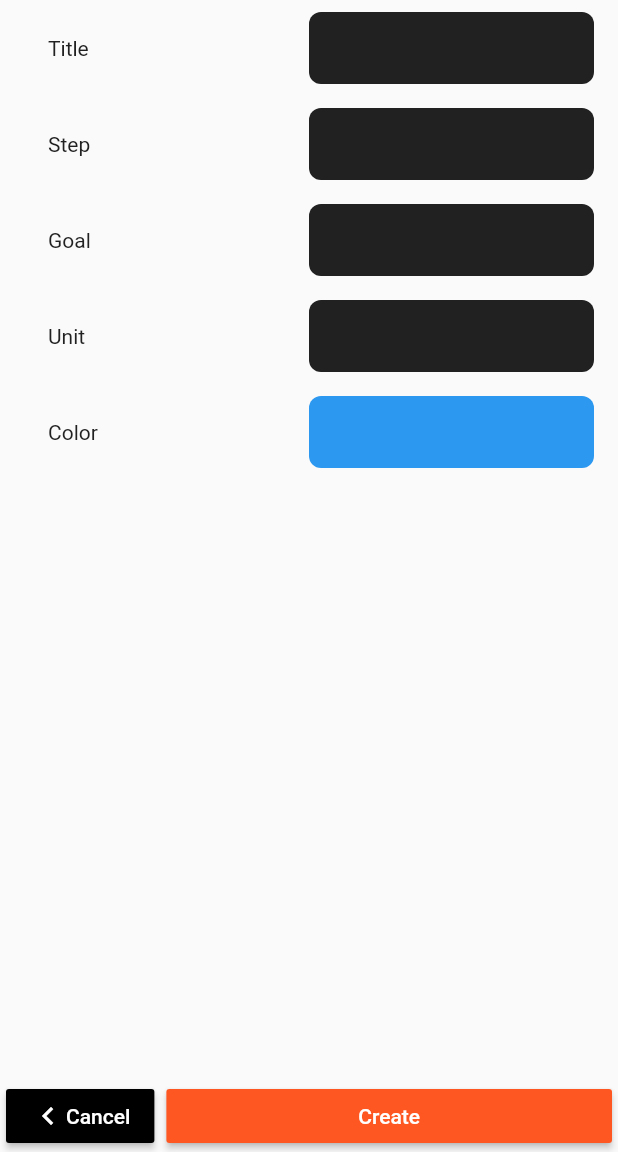
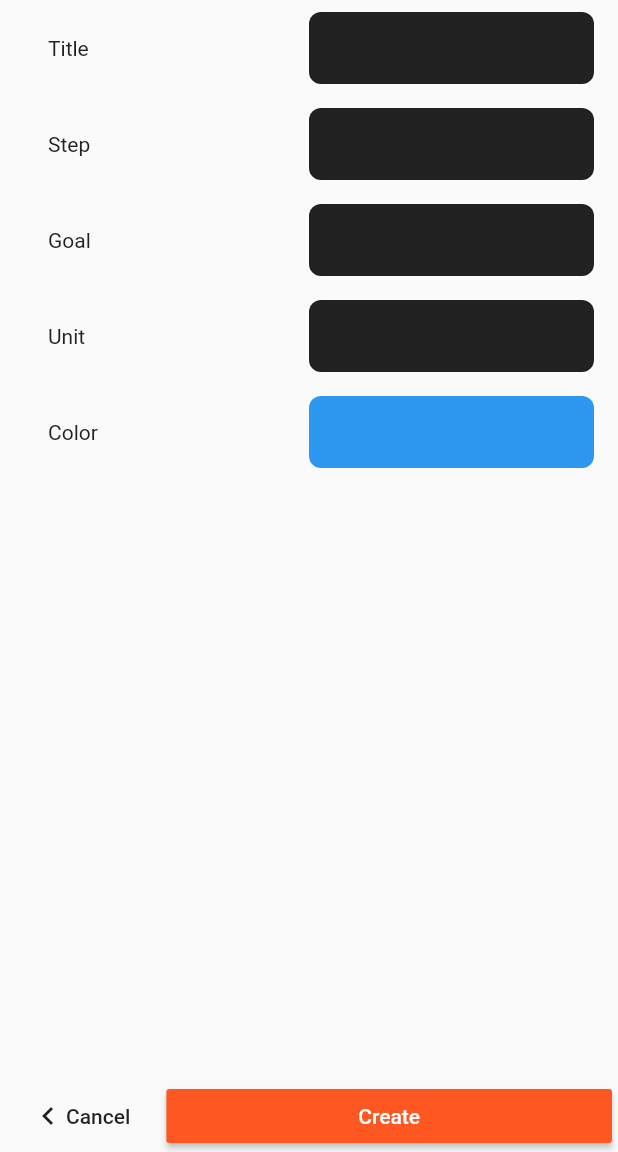
Before and after one commit to tinted-knight/counters, a Flutter app: the screen it shows after launch, after a tap on the "add" icon, on a phone screen of 412 x 824 dp, the part 84-1236 px from its top. Run offline on Flutter 3.47's test engine with Material 2 defaults, Android fonts, the phone set to English and light mode, and no system bars; our stand-ins replace sqflite; accounts and stored records are empty.

Commit message:
indev:  - Main screen > refreshing counters list after swipe to increase  - Create screen > Cancel button style
small refactoring

```diff
--- a/lib/bloc/CounterListBloc.dart
+++ b/lib/bloc/CounterListBloc.dart
@@ -7,6 +7,8 @@ class CounterListBloc extends BaseBlocWithStates<CounterListStates> {
   CounterListBloc(this.storage) {
     _loadCounters();
   }
+
+  void reloadCounters() => _loadCounters();
 
   void _loadCounters() async {
     pushState(CounterListStates._loading());
@@ -47,7 +49,7 @@ class CounterListBloc extends BaseBlocWithStates<CounterListStates> {
   void incrementCounter(CounterItem counter) async {
     final updated = await storage.update(counter.stepUp());
     if (updated) {
-//      _loadCounters();
+      _loadCounters();
 //      pushState(CounterListStates._didUpdated(counter));
     }
   }
--- a/lib/main.dart
+++ b/lib/main.dart
@@ -22,9 +22,12 @@ class MyApp extends StatelessWidget {
       theme: themeLight,
       initialRoute: "/",
       routes: {
-        "/": (context) => MyHomePage(
+        "/": (context) => BlocProvider(
+          bloc: CounterListBloc(storage),
+          child: MainScreen(
                 title: 'Counter Prototype',
                 storageProvider: storage,
+              ),
         ),
         "/details": (context) => BlocProvider(
               bloc: CounterUpdateBloc(storage),
@@ -39,8 +42,8 @@ class MyApp extends StatelessWidget {
   }
 }
 
-class MyHomePage extends StatefulWidget {
-  MyHomePage({
+class MainScreen extends StatefulWidget {
+  MainScreen({
     Key key,
     this.title,
     @required this.storageProvider,
@@ -50,12 +53,14 @@ class MyHomePage extends StatefulWidget {
   final SQLiteStorageProvider storageProvider;
 
   @override
-  _MyHomePageState createState() => _MyHomePageState();
+  _MainScreenState createState() => _MainScreenState();
 }
 
-class _MyHomePageState extends State<MyHomePage> {
+class _MainScreenState extends State<MainScreen> {
   @override
   Widget build(BuildContext context) {
+    final bloc = BlocProvider.of<CounterListBloc>(context);
+
     return Scaffold(
       appBar: AppBar(
         title: Text(widget.title),
@@ -66,20 +71,34 @@ class _MyHomePageState extends State<MyHomePage> {
           ),
         ],
       ),
-      body: BlocProvider(
-        bloc: CounterListBloc(widget.storageProvider),
-        child: Counters(
+      body: Counters(
         itemTap: (item) => Navigator.of(context).pushNamed(
           ScreenDetails.route,
           arguments: item,
         ),
       ),
-      ),
-      floatingActionButton: FloatingActionButton(
-        onPressed: () => Navigator.of(context).pushNamed("/create"),
+      floatingActionButton: Builder(
+        builder: (context) => FloatingActionButton(
+          onPressed: () async {
+            final result = await Navigator.of(context).pushNamed("/create");
+            switch (result) {
+              case CreateResult.counter_created:
+                _showMessage(context, result.toString());
+                bloc.reloadCounters();
+                break;
+              case CreateResult.canceled:
+                _showMessage(context, result.toString());
+                break;
+            }
+          },
           tooltip: 'Increment',
           child: Icon(Icons.add),
         ),
+      ),
     );
   }
+
+  _showMessage(BuildContext context, String msg) {
+    Scaffold.of(context).showSnackBar(SnackBar(content: Text(msg)));
   }
+}
--- a/lib/views/create/rows/ButtonRow.dart
+++ b/lib/views/create/rows/ButtonRow.dart
@@ -2,7 +2,9 @@ import 'package:flutter/material.dart';
 
 class ButtonRow extends StatelessWidget {
   const ButtonRow({
-    Key key, this.onCreate, this.onCancel,
+    Key key,
+    this.onCreate,
+    this.onCancel,
   }) : super(key: key);
 
   final Function onCreate;
@@ -14,29 +16,32 @@ class ButtonRow extends StatelessWidget {
       mainAxisAlignment: MainAxisAlignment.spaceBetween,
       crossAxisAlignment: CrossAxisAlignment.end,
       children: <Widget>[
-        Container(
+        _btnCancel(),
+        Expanded(child: _btnSave()),
+      ],
+    );
+  }
+
+  Widget _btnCancel() => Container(
         margin: EdgeInsets.symmetric(vertical: 0.0, horizontal: 4.0),
-          child: MaterialButton(
-            child: Row(children: <Widget>[
+        child: FlatButton(
+          child: Row(
+            children: <Widget>[
               Icon(Icons.chevron_left),
-              Text("Cancel")
-            ],),
+              Text("Cancel"),
+            ],
+          ),
           onPressed: onCancel,
-            color: Colors.black,
-            colorBrightness: Brightness.dark,
+          colorBrightness: Brightness.light,
         ),
-        ),
-        Expanded(
-          child: Container(
+      );
+
+  Widget _btnSave() => Container(
         margin: EdgeInsets.symmetric(vertical: 0.0, horizontal: 4.0),
         child: RaisedButton(
           child: Text("Create"),
           colorBrightness: Brightness.dark,
           onPressed: onCreate,
         ),
-          ),
-        ),
-      ],
       );
 }
-}
--- a/lib/views/create/screen_create.dart
+++ b/lib/views/create/screen_create.dart
@@ -4,6 +4,8 @@ import 'package:counter/bloc/StreamBuilderNav.dart';
 import 'package:counter/views/create/rows/ButtonRow.dart';
 import 'package:counter/views/create/rows/PropertyRow.dart';
 import 'package:flutter/material.dart';
+
+enum CreateResult { counter_created, canceled }
 
 class ScreenCreate extends StatefulWidget {
   @override
@@ -47,7 +49,8 @@ class _ScreenCreateState extends State<ScreenCreate> {
       ),
       body: BlocStreamBuilder<CreateCounterState>(
         listener: (state) {
-          if (state == CreateCounterState.success) Navigator.pop(context);
+          if (state == CreateCounterState.success)
+            Navigator.pop(context, CreateResult.counter_created);
         },
         stream: counterBloc.states,
         initialData: CreateCounterState.idle,
@@ -89,7 +92,8 @@ class _ScreenCreateState extends State<ScreenCreate> {
                     PropertyRow.color("Color"),
                     Expanded(
                       child: ButtonRow(
-                        onCancel: () => Navigator.of(context).pop(),
+                        onCancel: () =>
+                            Navigator.of(context).pop(CreateResult.canceled),
                         onCreate: () => counterBloc.create(
                           title: _titleCtrl.text,
                           step: _stepCtrl.text,
--- a/lib/views/main/Counters.dart
+++ b/lib/views/main/Counters.dart
@@ -41,6 +41,8 @@ class Counters extends StatelessWidget {
   }
 
   _renderValues(List<CounterItem> items, CounterListBloc bloc) {
+    //debug
+    print('_renderValues');
     return ListView.builder(
       itemCount: items.length,
       itemBuilder: (ctx, index) {
```
Lines whose indentation alone changed are shown as unchanged.
